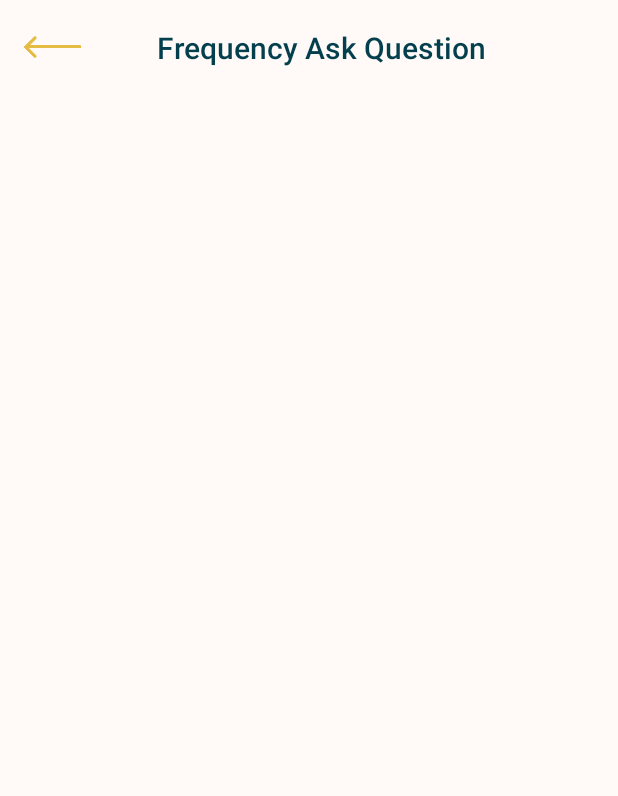
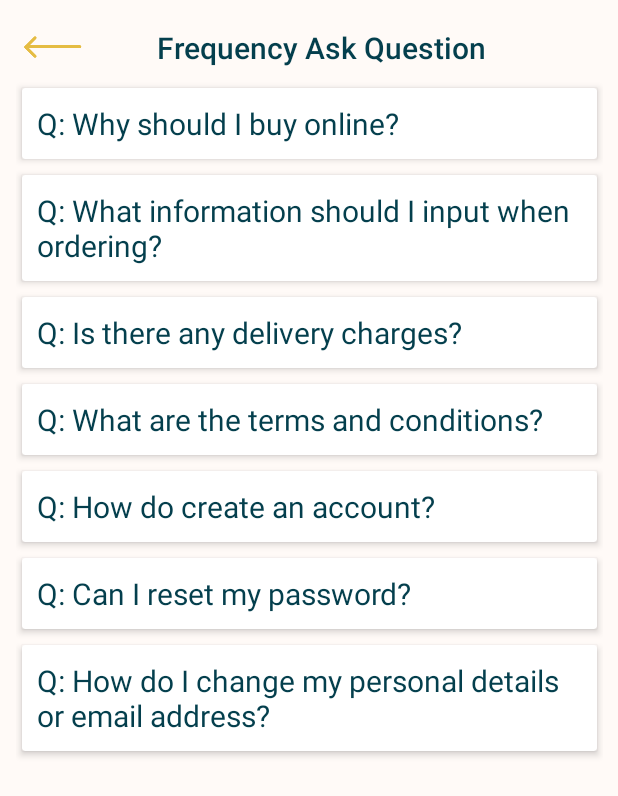
Before and after one commit to huizhen17/BowlHealthy, an Android app: the FAQ screen opened directly, with no data from a screen before it, on a phone screen of 412 x 824 dp. Shown: the top 796 px of the screen. Run offline under Robolectric (Android 15) with nearby library versions, the phone set to English and light mode, and no system bars; Roboto replaces fonts that are not available here.

Commit message:
Done FAQ

```diff
--- a/app/src/main/java/com/example/bowlhealthy/FAQ.java
+++ b/app/src/main/java/com/example/bowlhealthy/FAQ.java
@@ -1,16 +1,44 @@
 package com.example.bowlhealthy;
 
 import androidx.appcompat.app.AppCompatActivity;
+import androidx.recyclerview.widget.LinearLayoutManager;
+import androidx.recyclerview.widget.RecyclerView;
 
 import android.os.Bundle;
 import android.view.View;
 
+import java.util.ArrayList;
+import java.util.List;
+
 public class FAQ extends AppCompatActivity {
+
+    RecyclerView recyclerView;
+    List<QuestionAnswer> mqaList = new ArrayList<>();
 
     @Override
     protected void onCreate(Bundle savedInstanceState) {
         super.onCreate(savedInstanceState);
         setContentView(R.layout.activity_f_a_q);
+
+        recyclerView = findViewById(R.id.recyclerView);
+
+        mqaList = new ArrayList<>();
+
+        mqaList.add(new QuestionAnswer("Q: Why should I buy online?","Speeding up the process. By ordering online you will you will get prices faster and you will be able to go through order confirmation and payment process much faster. "));
+        mqaList.add(new QuestionAnswer("Q: What information should I input when ordering?","Our online ordering system will ask for all the important information you should submit."));
+        mqaList.add(new QuestionAnswer("Q: Is there any delivery charges?","There is no any delivery charges as we are a pick up ordering system."));
+        mqaList.add(new QuestionAnswer("Q: What are the terms and conditions?","You can see the terms and conditions here."));
+        mqaList.add(new QuestionAnswer("Q: How do create an account?","You can create an account on the Sign Up page."));
+        mqaList.add(new QuestionAnswer("Q: Can I reset my password?","Yes. You are allowed to reset password by enter the email address."));
+        mqaList.add(new QuestionAnswer("Q: How do I change my personal details or email address?","No, we do not encourage user to change their personal details."));
+
+        QAnsAdapter qAnsAdapter = new QAnsAdapter(mqaList);
+
+        qAnsAdapter.notifyDataSetChanged();
+        LinearLayoutManager layoutManager = new LinearLayoutManager(this,LinearLayoutManager.VERTICAL,false);
+        recyclerView.setLayoutManager(layoutManager);
+        recyclerView.setAdapter(qAnsAdapter);
+        recyclerView.setHasFixedSize(true);
     }
 
     public void btnOnClick_back(View view) {
--- /dev/null
+++ b/app/src/main/java/com/example/bowlhealthy/QAnsAdapter.java
@@ -0,0 +1,74 @@
+package com.example.bowlhealthy;
+
+import android.content.Context;
+import android.view.LayoutInflater;
+import android.view.View;
+import android.view.ViewGroup;
+import android.widget.LinearLayout;
+import android.widget.RelativeLayout;
+import android.widget.TextView;
+
+import java.util.ArrayList;
+import java.util.List;
+
+import androidx.annotation.NonNull;
+import androidx.recyclerview.widget.RecyclerView;
+
+public class QAnsAdapter extends RecyclerView.Adapter<QAnsAdapter.ViewHolder> {
+
+    List<QuestionAnswer> qaList;
+
+    public QAnsAdapter(List<QuestionAnswer> qaList){
+        this.qaList = qaList;
+    }
+
+    public class ViewHolder extends RecyclerView.ViewHolder {
+
+        TextView mtvTitle,mtvAnswer;
+        LinearLayout linearLayout;
+        RelativeLayout expandableLayout;
+
+        public ViewHolder(@NonNull View itemView) {
+            super(itemView);
+            //Assign variable
+            mtvTitle = itemView.findViewById(R.id.faq_title);
+            mtvAnswer = itemView.findViewById(R.id.faq_answer);
+
+            linearLayout = itemView.findViewById(R.id.linear_layout);
+            expandableLayout = itemView.findViewById(R.id.expandable_layout);
+
+            linearLayout.setOnClickListener(new View.OnClickListener() {
+                @Override
+                public void onClick(View view) {
+                    QuestionAnswer questionAnswer = qaList.get(getAdapterPosition());
+                    questionAnswer.setExpandable(!questionAnswer.isExpandable());
+                    notifyItemChanged(getAdapterPosition());
+                }
+            });
+
+        }
+
+    }
+
+    @NonNull
+    @Override
+    public QAnsAdapter.ViewHolder onCreateViewHolder(@NonNull ViewGroup parent, int viewType) {
+        View view = LayoutInflater.from(parent.getContext()).inflate(R.layout.item_faq,parent,false);
+        return new ViewHolder(view);
+    }
+
+    @Override
+    public void onBindViewHolder(@NonNull QAnsAdapter.ViewHolder holder, int position) {
+        holder.mtvTitle.setText(qaList.get(position).getQuestion());
+        holder.mtvAnswer.setText(qaList.get(position).getAnswer());
+
+        boolean isExpandable = qaList.get(position).isExpandable();
+        holder.expandableLayout.setVisibility(isExpandable? View.VISIBLE : View.GONE);
+
+    }
+
+    @Override
+    public int getItemCount() {
+        return qaList.size();
+    }
+}
--- /dev/null
+++ b/app/src/main/java/com/example/bowlhealthy/QuestionAnswer.java
@@ -0,0 +1,44 @@
+package com.example.bowlhealthy;
+
+public class QuestionAnswer {
+    private String question,answer;
+    private boolean expandable;
+
+    public boolean isExpandable() {
+        return expandable;
+    }
+
+    public void setExpandable(boolean expandable) {
+        this.expandable = expandable;
+    }
+
+    public QuestionAnswer(String question, String answer) {
+        this.question = question;
+        this.answer = answer;
+        this.expandable = false;
+    }
+
+    public String getQuestion() {
+        return question;
+    }
+
+    public void setQuestion(String question) {
+        this.question = question;
+    }
+
+    public String getAnswer() {
+        return answer;
+    }
+
+    public void setAnswer(String answer) {
+        this.answer = answer;
+    }
+
+    @Override
+    public String toString() {
+        return "QuestionAnswer{" +
+                "question='" + question + '\'' +
+                ", answer='" + answer + '\'' +
+                '}';
+    }
+}
--- a/app/src/main/res/layout/activity_f_a_q.xml
+++ b/app/src/main/res/layout/activity_f_a_q.xml
@@ -1,7 +1,13 @@
 <?xml version="1.0" encoding="utf-8"?>
-<androidx.constraintlayout.widget.ConstraintLayout xmlns:android="http://schemas.android.com/apk/res/android"
+<ScrollView xmlns:android="http://schemas.android.com/apk/res/android"
     xmlns:app="http://schemas.android.com/apk/res-auto"
     xmlns:tools="http://schemas.android.com/tools"
+    android:layout_width="match_parent"
+    android:layout_height="match_parent"
+    android:background="@color/colorBg"
+    tools:context=".FAQ">
+
+    <androidx.constraintlayout.widget.ConstraintLayout
         android:layout_width="match_parent"
         android:layout_height="match_parent"
         android:background="@color/colorBg"
@@ -36,4 +42,20 @@
             app:layout_constraintStart_toEndOf="@+id/ivBack"
             app:layout_constraintTop_toTopOf="@+id/ivBack" />
 
+        <androidx.recyclerview.widget.RecyclerView
+            android:id="@+id/recyclerView"
+            android:layout_width="391dp"
+            android:layout_height="660dp"
+            android:layout_marginBottom="8dp"
+            android:layout_marginEnd="8dp"
+            android:layout_marginStart="8dp"
+            android:layout_marginTop="8dp"
+            app:layout_constraintBottom_toBottomOf="parent"
+            app:layout_constraintEnd_toEndOf="parent"
+            app:layout_constraintStart_toStartOf="parent"
+            app:layout_constraintTop_toBottomOf="@+id/textView10"
+            app:layout_constraintVertical_bias="0.0" />
+
     </androidx.constraintlayout.widget.ConstraintLayout>
+
+</ScrollView>
--- /dev/null
+++ b/app/src/main/res/layout/item_faq.xml
@@ -0,0 +1,44 @@
+<?xml version="1.0" encoding="utf-8"?>
+<androidx.cardview.widget.CardView xmlns:android="http://schemas.android.com/apk/res/android"
+    android:layout_width="match_parent"
+    android:layout_height="wrap_content"
+    android:background="@color/colorBg"
+    xmlns:app="http://schemas.android.com/apk/res-auto"
+    app:cardElevation="3dp"
+    app:cardUseCompatPadding="true"
+    app:cardCornerRadius="2dp">
+
+    <LinearLayout
+        android:layout_width="match_parent"
+        android:layout_height="wrap_content"
+        android:id="@+id/linear_layout"
+        android:orientation="vertical">
+
+        <TextView
+            android:layout_width="wrap_content"
+            android:layout_height="wrap_content"
+            android:id="@+id/faq_title"
+            android:text="Q: How can I order"
+            android:textSize="20dp"
+            android:padding="10dp"
+            android:textColor="@color/colorPrimaryDark"/>
+
+        <RelativeLayout
+            android:layout_width="match_parent"
+            android:layout_height="wrap_content"
+            android:id="@+id/expandable_layout">
+
+            <TextView
+                android:layout_width="wrap_content"
+                android:layout_height="wrap_content"
+                android:id="@+id/faq_answer"
+                android:text="You can order easily using our online platform."
+                android:padding="14dp"
+                android:textSize="18sp" />
+
+        </RelativeLayout>
+    </LinearLayout>
+
+
+
+</androidx.cardview.widget.CardView>
```
Lines whose indentation alone changed are shown as unchanged.
